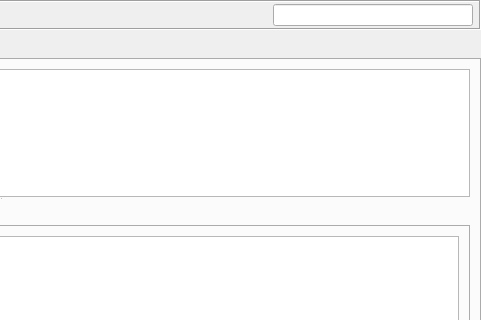
Old version of the form retroshare-gui/src/gui/gxschannels/GxsChannelPostsWidgetWithModel.ui in the repository RetroShare/RetroShare; both pictures show x 496 to 977 and y 0 to 320 of the 977 by 628 pixel window.
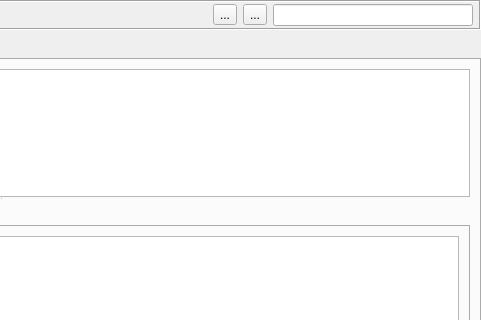
New version of the form. Icons and pictures are not drawn. Custom widgets are drawn as their Qt base class.

Commit message: replaced context menu by grid/list toolbuttons

What changed in the file:
```diff
--- a/retroshare-gui/src/gui/gxschannels/GxsChannelPostsWidgetWithModel.ui
+++ b/retroshare-gui/src/gui/gxschannels/GxsChannelPostsWidgetWithModel.ui
@@ -120,6 +120,26 @@
         </property>
        </spacer>
       </item>
+      <item>
+       <widget class="QToolButton" name="grid_TB">
+        <property name="text">
+         <string>...</string>
+        </property>
+        <property name="checkable">
+         <bool>true</bool>
+        </property>
+       </widget>
+      </item>
+      <item>
+       <widget class="QToolButton" name="list_TB">
+        <property name="text">
+         <string>...</string>
+        </property>
+        <property name="checkable">
+         <bool>true</bool>
+        </property>
+       </widget>
+      </item>
       <item>
        <layout class="QHBoxLayout" name="viewModeLayout">
         <property name="spacing">
```
The commit also changes 3 other files.
